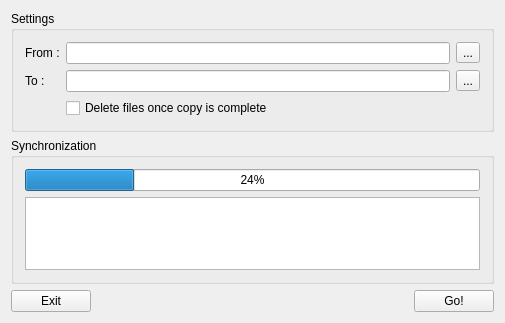
The window that src/PhotoSync.ui (JulianBustillos/photo-sync) describes before a commit, drawn with Qt 5.
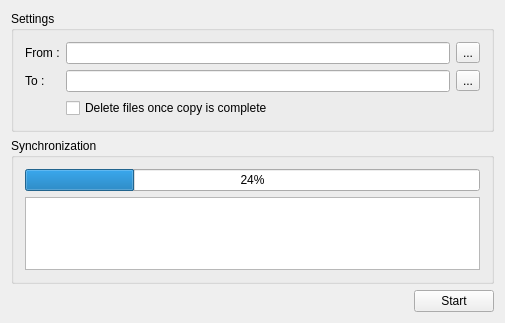
The same window after the commit. Icons and pictures are not drawn.

```diff
--- a/src/PhotoSync.ui
+++ b/src/PhotoSync.ui
@@ -80,13 +80,6 @@
       <property name="bottomMargin">
        <number>0</number>
       </property>
-      <item>
-       <widget class="QPushButton" name="negativePushButton">
-        <property name="text">
-         <string>Exit</string>
-        </property>
-       </widget>
-      </item>
       <item>
        <spacer name="horizontalSpacer">
         <property name="orientation">
@@ -103,7 +96,7 @@
       <item>
        <widget class="QPushButton" name="positivePushButton">
         <property name="text">
-         <string>Go!</string>
+         <string>Start</string>
         </property>
        </widget>
       </item>
```
Left out of the diff: 4 changed lines with no effect on the pictures.
